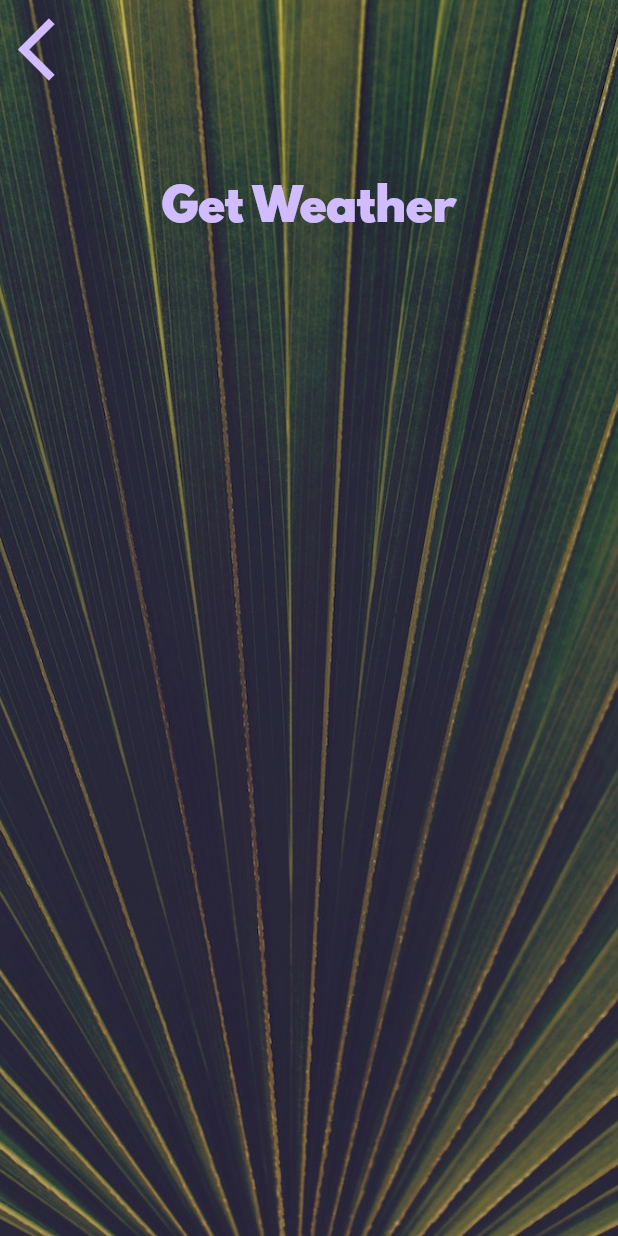
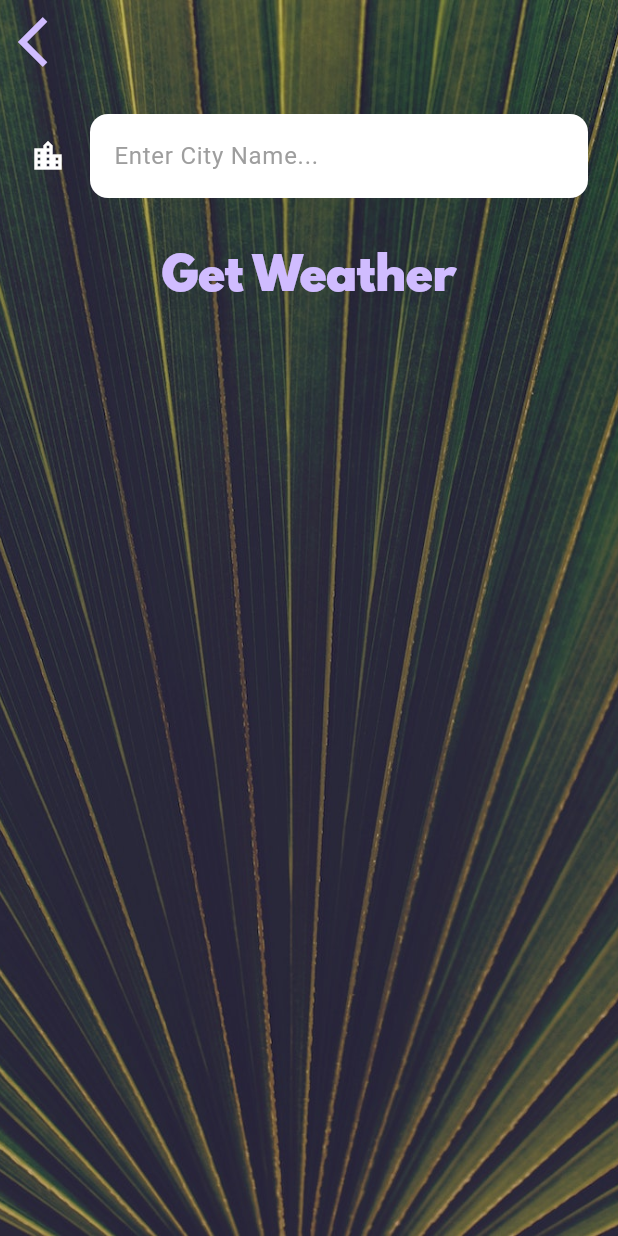
Before and after one commit to Riz-7595/clima-flutter, a Flutter app: the CityScreen screen opened directly, on a phone screen of 412 x 824 dp. Run offline on Flutter 3.47's test engine with Material 3 defaults, Android fonts, the phone set to English and light mode, and no system bars; our stand-ins replace flutter_spinkit, geolocator.

Commit message:
get city location

```diff
--- a/lib/screens/city_screen.dart
+++ b/lib/screens/city_screen.dart
@@ -7,6 +7,8 @@ class CityScreen extends StatefulWidget {
 }
 
 class _CityScreenState extends State<CityScreen> {
+  var cityName;
+
   @override
   Widget build(BuildContext context) {
     return Scaffold(
@@ -24,19 +26,37 @@ class _CityScreenState extends State<CityScreen> {
               Align(
                 alignment: Alignment.topLeft,
                 child: TextButton(
-                  onPressed: () {},
+                  onPressed: () {
+                    Navigator.pop(context);
+                  },
                   child: Icon(
                     Icons.arrow_back_ios,
-                    size: 50.0,
+                    size: 40.0,
                   ),
                 ),
               ),
               Container(
                 padding: EdgeInsets.all(20.0),
-                child: null,
+                child: TextField(
+                  style: TextStyle(
+                    color: Colors.black,
+                  ),
+                  decoration: kTextFieldDecoration,
+                  onChanged: (value) {
+                    cityName = value;
+                  },
+                ),
               ),
               TextButton(
-                onPressed: () {},
+                onPressed: () {
+                  FocusManager.instance.primaryFocus?.unfocus();
+                  Future.delayed(
+                    Duration(seconds: 1),
+                    () {
+                      Navigator.pop(context, cityName);
+                    },
+                  );
+                },
                 child: Text(
                   'Get Weather',
                   style: kButtonTextStyle,
--- a/lib/utilities/constants.dart
+++ b/lib/utilities/constants.dart
@@ -18,3 +18,22 @@ const kButtonTextStyle = TextStyle(
 const kConditionTextStyle = TextStyle(
   fontSize: 100.0,
 );
+
+const kTextFieldDecoration = InputDecoration(
+  hintText: 'Enter City Name...',
+  hintStyle: TextStyle(
+    color: Colors.grey,
+  ),
+  icon: Icon(
+    Icons.location_city,
+    color: Colors.white,
+  ),
+  fillColor: Colors.white,
+  filled: true,
+  border: OutlineInputBorder(
+    borderRadius: BorderRadius.all(
+      Radius.circular(12),
+    ),
+    borderSide: BorderSide.none,
+  ),
+);
```
Also changed, not shown: lib/screens/loading_screen.dart (+8 -3 lines), lib/screens/location_screen.dart (+15 -1 lines), lib/services/weather.dart (+8 -0 lines).
